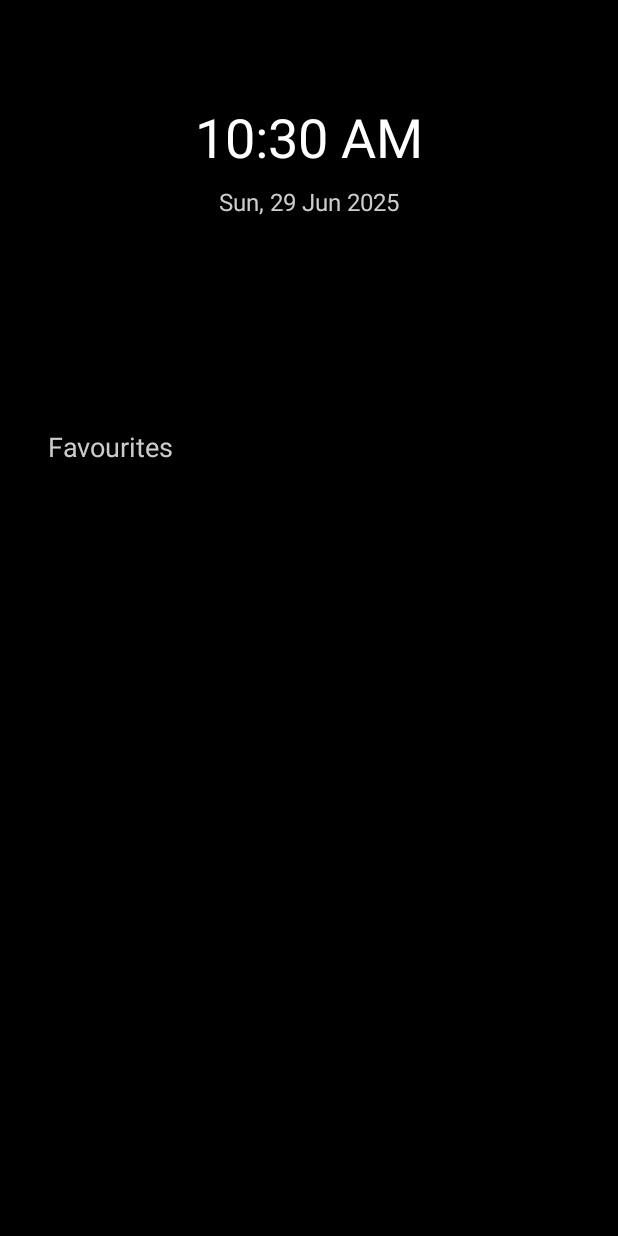
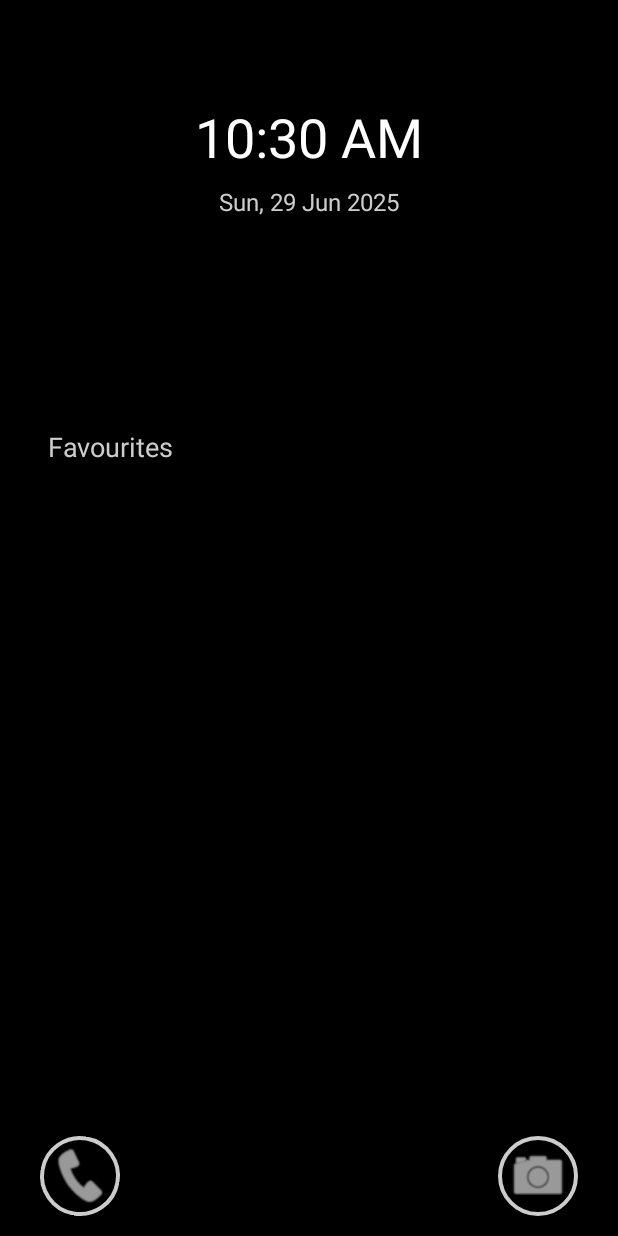
Before and after one commit to Santhoshmani1/ZenLaunch, an Android app: the screen it shows after launch (MainActivity), on a phone screen of 412 x 824 dp. Run offline under Robolectric (Android 15) with nearby library versions, the phone set to English and light mode, and no system bars.

Commit message:
feat: add phone and camera apps launch from homescreen

```diff
--- a/app/src/main/java/com/zenlauncher/HomeFragment.kt
+++ b/app/src/main/java/com/zenlauncher/HomeFragment.kt
@@ -4,14 +4,26 @@ import android.content.ComponentName
 import android.content.Context
 import android.content.Intent
 import android.graphics.Color
+import android.graphics.drawable.GradientDrawable
 import android.os.Bundle
+import android.provider.MediaStore
 import android.provider.Settings
-import android.view.*
-import android.widget.*
+import android.view.Gravity
+import android.view.LayoutInflater
+import android.view.View
+import android.view.ViewGroup
+import android.widget.FrameLayout
+import android.widget.ImageView
+import android.widget.LinearLayout
+import android.widget.Space
+import android.widget.TextClock
+import android.widget.TextView
+import android.widget.Toast
 import androidx.appcompat.app.AlertDialog
 import androidx.fragment.app.Fragment
 import java.text.SimpleDateFormat
-import java.util.*
+import java.util.Date
+import java.util.Locale
 
 class HomeFragment : Fragment() {
 
@@ -51,6 +63,51 @@ class HomeFragment : Fragment() {
             setPadding(48, 90, 48, 16)
         }
 
+        fun createCircularBackground(color: Int): GradientDrawable {
+            return GradientDrawable().apply {
+                shape = GradientDrawable.OVAL
+                setColor(color)
+                setStroke(4, Color.LTGRAY)
+            }
+        }
+
+
+        val phoneIcon = ImageView(context).apply {
+            setImageResource(android.R.drawable.ic_menu_call)
+            setColorFilter(Color.WHITE)
+            imageTintList = android.content.res.ColorStateList.valueOf(Color.WHITE)
+            setPadding(8, 8, 8, 8)
+            layoutParams = FrameLayout.LayoutParams(80, 80).apply {
+                gravity = Gravity.BOTTOM or Gravity.START
+                marginStart = 40
+                bottomMargin = 20
+            }
+            background = createCircularBackground(Color.BLACK)
+            rotation = 280f
+            setOnClickListener {
+                val intent = Intent(Intent.ACTION_DIAL)
+                startActivity(intent)
+            }
+        }
+
+        val cameraIcon = ImageView(context).apply {
+            setImageResource(android.R.drawable.ic_menu_camera)
+            setColorFilter(Color.WHITE)
+            imageTintList = android.content.res.ColorStateList.valueOf(Color.WHITE)
+            setPadding(8, 8, 8, 8)
+            layoutParams = FrameLayout.LayoutParams(80, 80).apply {
+                gravity = Gravity.BOTTOM or Gravity.END
+                marginEnd = 40
+                bottomMargin = 20
+            }
+            background = createCircularBackground(Color.BLACK)
+            setOnClickListener {
+                val intent = Intent(MediaStore.INTENT_ACTION_STILL_IMAGE_CAMERA)
+                startActivity(intent)
+            }
+        }
+
+
         // Favorite apps container
         appsLayout = LinearLayout(context).apply {
             orientation = LinearLayout.VERTICAL
@@ -72,6 +129,8 @@ class HomeFragment : Fragment() {
         val rootLayout = FrameLayout(context).apply {
             setBackgroundColor(Color.BLACK)
             addView(verticalLayout)
+            addView(phoneIcon)
+            addView(cameraIcon)
         }
 
         clock.setOnClickListener {
```
